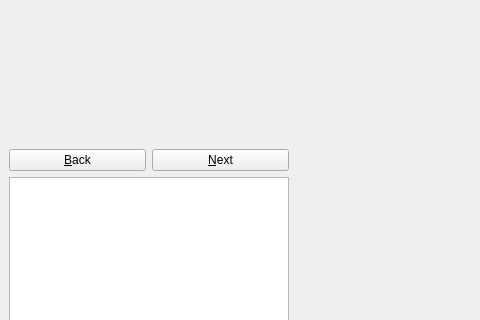
jesper/trippy, file window.ui: the form before one commit; both pictures show x 0 to 480 and y 178 to 498 of the 985 by 747 pixel window.
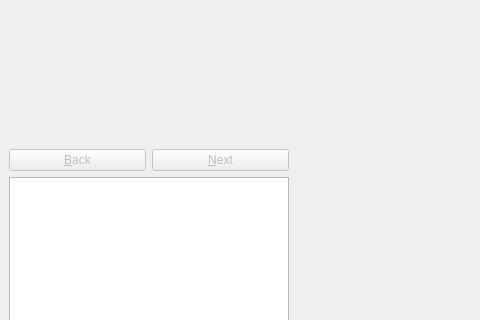
The form after the commit. Icons and pictures are not drawn.

Commit message: Disable next/back buttons until there actually are any photos in the collection

```diff
--- a/window.ui
+++ b/window.ui
@@ -53,6 +53,9 @@
        <layout class="QHBoxLayout" name="horizontalLayout" >
         <item>
          <widget class="QPushButton" name="pb_back" >
+          <property name="enabled" >
+           <bool>false</bool>
+          </property>
           <property name="text" >
            <string>&amp;Back</string>
           </property>
@@ -60,6 +63,9 @@
         </item>
         <item>
          <widget class="QPushButton" name="pb_next" >
+          <property name="enabled" >
+           <bool>false</bool>
+          </property>
           <property name="text" >
            <string>&amp;Next</string>
           </property>
```
The commit also changes 1 other file.
